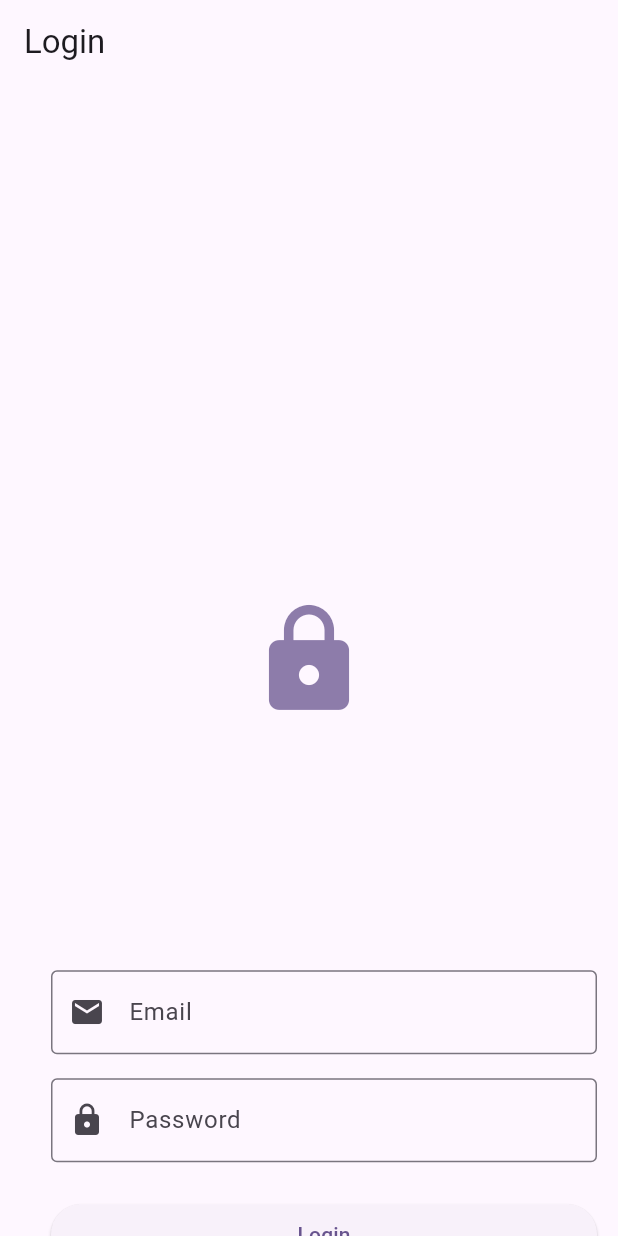
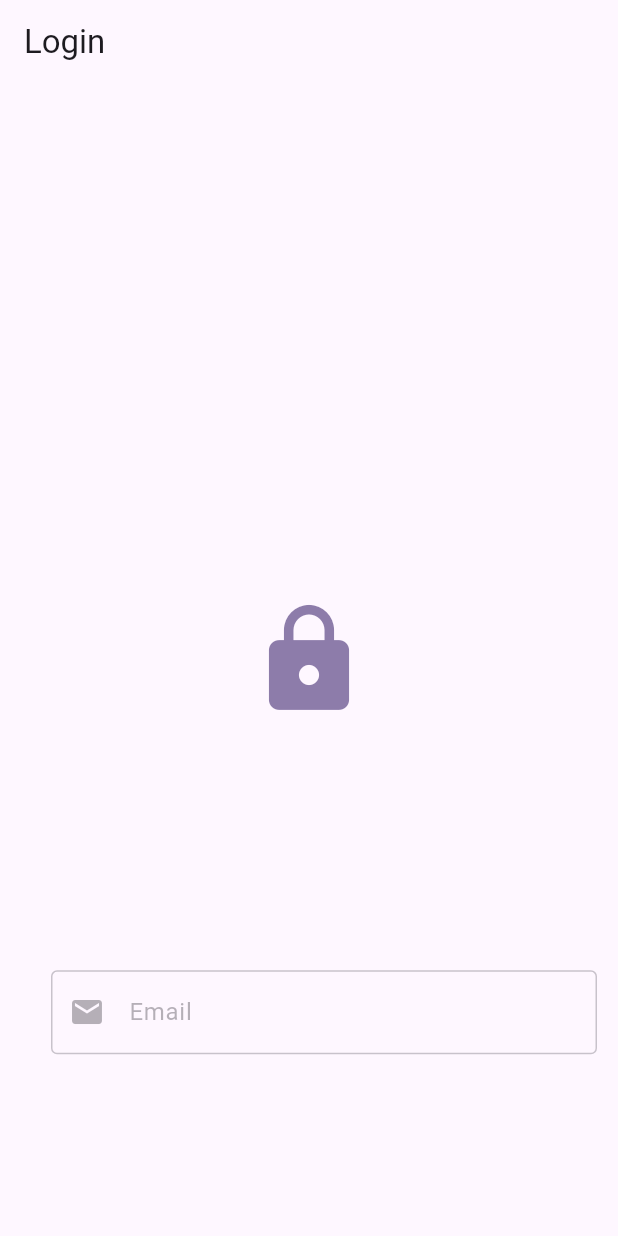
Before and after one commit to OstrohCoder/flutter, a Flutter app: the first screen one second after launch, on a phone screen of 412 x 824 dp. Run offline on Flutter 3.47's test engine with Material 3 defaults, Android fonts, the phone set to English and light mode, and no system bars; our stand-ins replace flutter_riverpod, shared_preferences; accounts and stored records are empty.

Commit message:
Login Screen animations v1.1

```diff
--- a/login_screen_animations/lib/screens/login_screen.dart
+++ b/login_screen_animations/lib/screens/login_screen.dart
@@ -13,6 +13,10 @@ class _LoginScreenState extends State<LoginScreen>
 
   bool _logoVisible = false;
   bool _formVisible = false;
+
+  bool _emailVisible = false;
+  bool _passwordVisible = false;
+  bool _buttonVisible = false;
 
   bool _isLoading = false;
   bool _isSuccess = false;
@@ -104,6 +108,18 @@ class _LoginScreenState extends State<LoginScreen>
 
     Future.delayed(const Duration(milliseconds: 500), () {
       if (mounted) setState(() => _formVisible = true);
+    });
+
+    Future.delayed(const Duration(milliseconds: 700), () {
+      if (mounted) setState(() => _emailVisible = true);
+    });
+
+    Future.delayed(const Duration(milliseconds: 950), () {
+      if (mounted) setState(() => _passwordVisible = true);
+    });
+
+    Future.delayed(const Duration(milliseconds: 1200), () {
+      if (mounted) setState(() => _buttonVisible = true);
     });
 
     _controller = AnimationController(
@@ -203,7 +219,10 @@ class _LoginScreenState extends State<LoginScreen>
                           padding: const EdgeInsets.all(24),
                           child: Column(
                             children: [
-                              TextField(
+                              AnimatedOpacity(
+                                opacity: _emailVisible ? 1.0 : 0.0,
+                                duration: const Duration(milliseconds: 500),
+                                child: TextField(
                                   controller: _emailController,
                                   decoration: InputDecoration(
                                     labelText: 'Email',
@@ -213,8 +232,14 @@ class _LoginScreenState extends State<LoginScreen>
                                   ),
                                   keyboardType: TextInputType.emailAddress,
                                 ),
+                              ),
+
                               const SizedBox(height: 16),
-                              TextField(
+
+                              AnimatedOpacity(
+                                opacity: _passwordVisible ? 1.0 : 0.0,
+                                duration: const Duration(milliseconds: 500),
+                                child: TextField(
                                   controller: _passwordController,
                                   decoration: InputDecoration(
                                     labelText: 'Password',
@@ -224,8 +249,14 @@ class _LoginScreenState extends State<LoginScreen>
                                   ),
                                   obscureText: true,
                                 ),
+                              ),
+
                               const SizedBox(height: 24),
-                              GestureDetector(
+
+                              AnimatedOpacity(
+                                opacity: _buttonVisible ? 1.0 : 0.0,
+                                duration: const Duration(milliseconds: 500),
+                                child: GestureDetector(
                                   onTapDown: _onButtonTapDown,
                                   onTapUp: _onButtonTapUp,
                                   child: AnimatedContainer(
@@ -242,6 +273,7 @@ class _LoginScreenState extends State<LoginScreen>
                                     ),
                                   ),
                                 ),
+                              ),
                             ],
                           ),
                         ),
```
Lines whose indentation alone changed are shown as unchanged.
